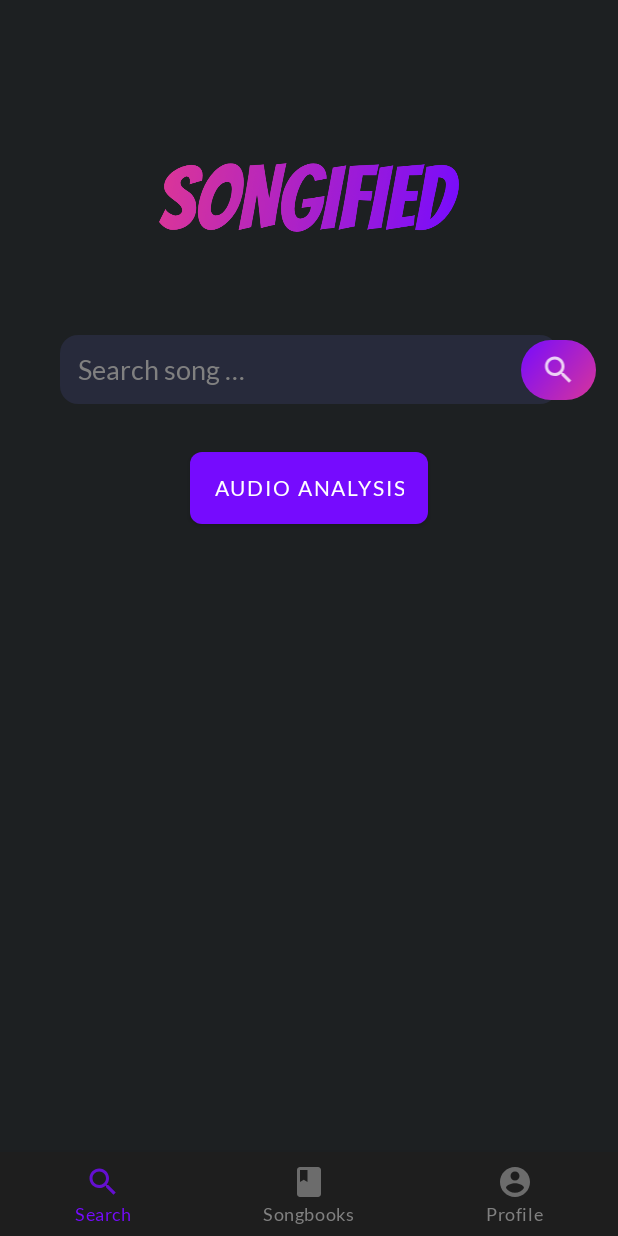
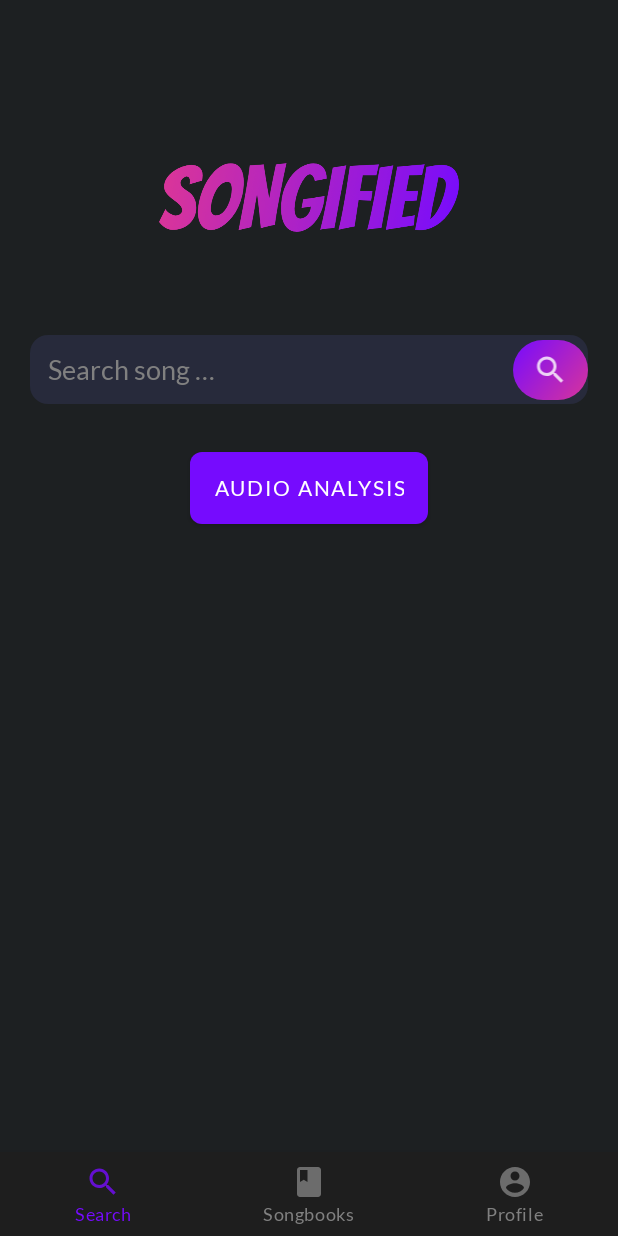
Before and after one commit to GDGVIT/songified-app, an Android app: the screen it shows after launch (HomeActivity), on a phone screen of 412 x 824 dp. Run offline under Robolectric (Android 15) with nearby library versions, the phone set to English and light mode, and no system bars; our stand-ins replace Firebase (no records; nobody signed in at launch, a user with empty details on screens opened directly), navigation-ui.

```diff
--- a/app/src/main/res/layout/fragment_search.xml
+++ b/app/src/main/res/layout/fragment_search.xml
@@ -32,14 +32,23 @@
         app:layout_constraintEnd_toEndOf="parent"
         app:layout_constraintStart_toStartOf="parent"
         app:layout_constraintTop_toTopOf="parent" />
+<androidx.constraintlayout.widget.ConstraintLayout
+    android:layout_width="match_parent"
+    android:layout_height="wrap_content"
+    app:layout_constraintTop_toBottomOf="@id/img_logo_search_fragment"
+    app:layout_constraintStart_toStartOf="parent"
+    app:layout_constraintEnd_toEndOf="parent"
+    android:id="@+id/layout_search_container_search_fragment"
+    android:paddingStart="20dp"
+    android:paddingEnd="20dp"
 
+    >
     <EditText
         android:id="@+id/sv_search_fragment"
         style="@style/SearchViewStyle"
         android:layout_width="match_parent"
         android:layout_height="wrap_content"
-        android:layout_marginStart="40dp"
-        android:layout_marginEnd="40dp"
+
         android:autofillHints=""
         android:background="@drawable/search_bg"
         android:hint="@string/search_song"
@@ -47,9 +56,10 @@
         android:textColor="#ffffff"
         android:textColorHint="#808080"
         android:theme="@style/SearchViewStyle"
-
+        app:layout_constraintTop_toTopOf="parent"
+        app:layout_constraintStart_toStartOf="parent"
         android:transitionName="search_bar_transition"
-        app:layout_constraintTop_toBottomOf="@id/img_logo_search_fragment"
+        app:layout_constraintEnd_toStartOf="@id/btn_search_fragment"
         android:inputType="text" />
 
     <ImageView
@@ -60,10 +70,13 @@
         android:contentDescription="@string/search_icon"
         android:padding="8dp"
         android:src="@drawable/ic_search"
-        app:layout_constraintBottom_toBottomOf="@id/sv_search_fragment"
-        app:layout_constraintEnd_toEndOf="@id/sv_search_fragment"
-        app:layout_constraintStart_toEndOf="@id/sv_search_fragment"
-        app:layout_constraintTop_toTopOf="@id/sv_search_fragment" />
+        app:layout_constraintEnd_toEndOf="parent"
+        app:layout_constraintTop_toTopOf="parent"
+        app:layout_constraintBottom_toBottomOf="parent"
+        />
+
+
+</androidx.constraintlayout.widget.ConstraintLayout>
 
     <Button
         android:id="@+id/btn_upload_search_fragment"
@@ -74,5 +87,5 @@
         android:text="@string/audio_analysis"
         app:layout_constraintEnd_toEndOf="parent"
         app:layout_constraintStart_toStartOf="parent"
-        app:layout_constraintTop_toBottomOf="@id/sv_search_fragment" />
+        app:layout_constraintTop_toBottomOf="@id/layout_search_container_search_fragment" />
 </androidx.constraintlayout.widget.ConstraintLayout>
--- a/app/src/main/res/layout/fragment_single_songbook.xml
+++ b/app/src/main/res/layout/fragment_single_songbook.xml
@@ -50,6 +50,9 @@
             android:layout_marginTop="16dp"
             android:text="@string/no_songs"
             android:textSize="18sp"
+            android:textAlignment="center"
+            android:paddingStart="16dp"
+            android:paddingEnd="16dp"
             android:visibility="gone"
             app:layout_constraintEnd_toEndOf="@id/img_no_song_single_songbook"
             app:layout_constraintStart_toStartOf="@id/img_no_song_single_songbook"
--- a/app/src/main/res/values/strings.xml
+++ b/app/src/main/res/values/strings.xml
@@ -55,9 +55,9 @@
     <string name="search_song">Search song …</string>
     <string name="search_icon">Search icon</string>
     <string name="back_button">back button</string>
-    <string name="no_songs">No songs in this songbook!</string>
+    <string name="no_songs">No songs in this songbook! Search a song and add it here.</string>
     <string name="notes">Notes</string>
-    <string name="no_songbooks">No songbooks found! Search a song and add it here.</string>
+    <string name="no_songbooks">No songbooks found!</string>
     <string name="add_new_songbook">add new songbook</string>
     <string name="energy_level_data">Energy level : %1$s</string>
     <string name="emotional_profile_data">Emotional profile : %1$s</string>
```
Also changed, not shown: app/src/main/java/com/dscvit/songified/ui/search/SearchResultFragment.kt (+21 -7 lines), app/src/main/java/com/dscvit/songified/ui/search/SearchResultViewModel.kt (+17 -1 lines).
